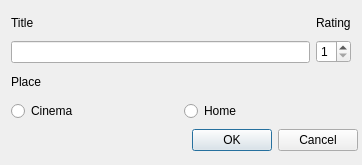
Qt form addfilm.ui (maximillian2/forganiser) before a commit.
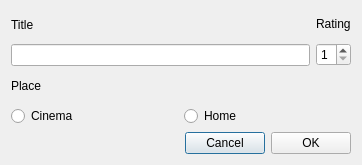
The same form after that commit.

Commit message: fixed empty add film title window

What changed in the file:
```diff
--- a/addfilm.ui
+++ b/addfilm.ui
@@ -18,7 +18,7 @@
   </property>
   <property name="maximumSize">
    <size>
-    <width>365</width>
+    <width>362</width>
     <height>165</height>
    </size>
   </property>
@@ -108,23 +108,39 @@
     </layout>
    </item>
    <item>
-    <widget class="QDialogButtonBox" name="buttonBox">
-     <property name="minimumSize">
-      <size>
-       <width>347</width>
-       <height>27</height>
-      </size>
-     </property>
-     <property name="orientation">
-      <enum>Qt::Horizontal</enum>
-     </property>
-     <property name="standardButtons">
-      <set>QDialogButtonBox::Cancel|QDialogButtonBox::Ok</set>
-     </property>
-     <property name="centerButtons">
-      <bool>false</bool>
-     </property>
-    </widget>
+    <layout class="QHBoxLayout" name="horizontalLayout_4">
+     <item>
+      <spacer name="horizontalSpacer">
+       <property name="orientation">
+        <enum>Qt::Horizontal</enum>
+       </property>
+       <property name="sizeHint" stdset="0">
+        <size>
+         <width>40</width>
+         <height>20</height>
+        </size>
+       </property>
+      </spacer>
+     </item>
+     <item>
+      <layout class="QHBoxLayout" name="horizontalLayout_3">
+       <item>
+        <widget class="QPushButton" name="cancel_button">
+         <property name="text">
+          <string>Cancel</string>
+         </property>
+        </widget>
+       </item>
+       <item>
+        <widget class="QPushButton" name="ok_button">
+         <property name="text">
+          <string>OK</string>
+         </property>
+        </widget>
+       </item>
+      </layout>
+     </item>
+    </layout>
    </item>
   </layout>
  </widget>
```
Left out of the diff: 35 changed lines with no effect on the pictures. The commit also changes 4 other files.
